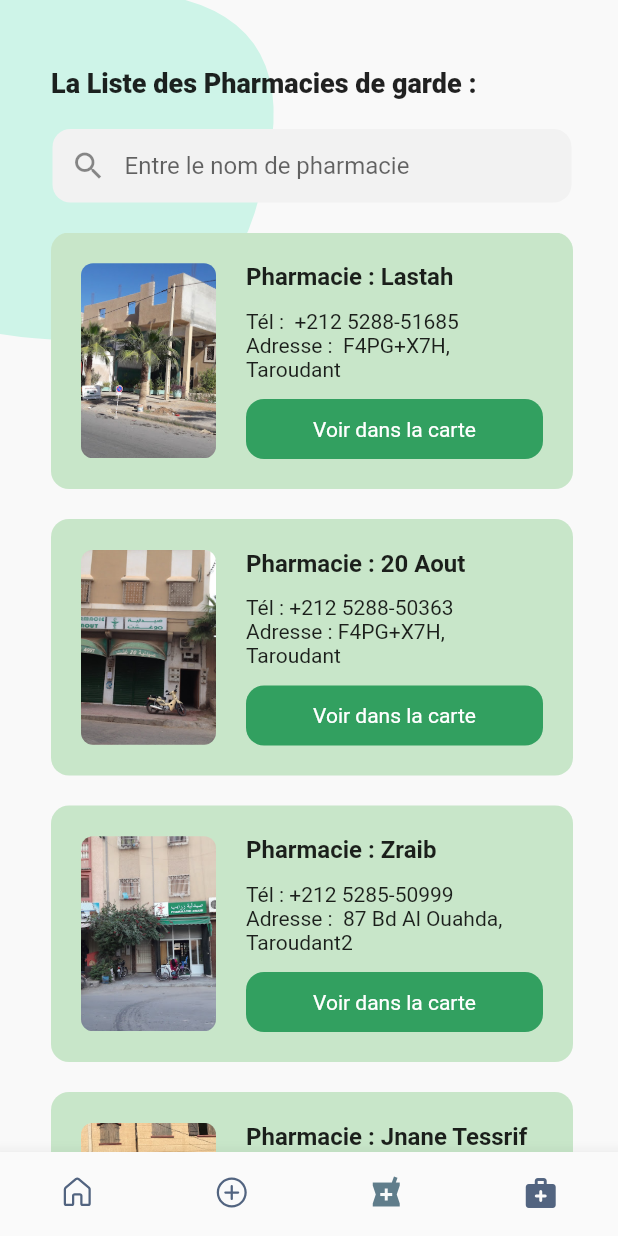
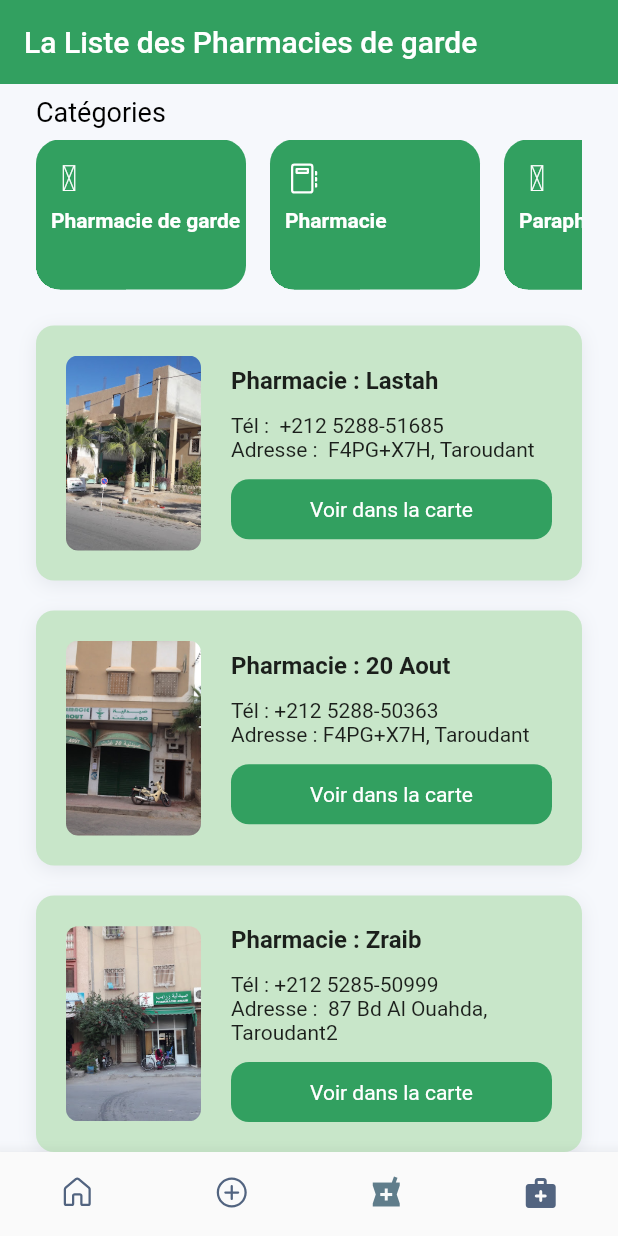
Before and after one commit to STILINSKI-ANAS/MedCare, a Flutter app: the screen it shows after launch, item 3 of the bottom bar chosen, on a phone screen of 412 x 824 dp. Run offline on Flutter 3.47's test engine with Material 2 defaults, Android fonts, the phone set to English and light mode, and no system bars; our stand-ins replace awesome_notifications, fluentui_icons, iconsax, page_transition, sqflite; missing offline and left inert: map_launcher, maps_launcher; accounts and stored records are empty; Roboto replaces fonts that are missing (SFPro-Display).

Commit message:
UI pharmacyPage Update

```diff
--- a/lib/cells/category_cell.dart
+++ b/lib/cells/category_cell.dart
@@ -8,15 +8,12 @@ class CategoryCell extends StatelessWidget {
 
   const CategoryCell({ Key? key, required this.category}) : super(key: key);
 
-  /// **********************************************
-  /// LIFE CYCLE METHODS
-  /// **********************************************
 
   @override
   Widget build(BuildContext context) {
     return Container(
       width: 140,
-      height: 100,
+      height: 50,
       clipBehavior: Clip.hardEdge,
       padding: EdgeInsets.only(top: 14),
       decoration: BoxDecoration(
@@ -54,24 +51,13 @@ class CategoryCell extends StatelessWidget {
           Stack(
             children: [
               Container(
-                height: 30,
+                height: 20,
                 width: 60,
                 decoration: BoxDecoration(
                     color: HexColor('#FF32A060'),
                     borderRadius:
                         BorderRadius.only(topRight: Radius.circular(10))),
               ),
-              Positioned(
-                left: 16,
-                child: Text(
-                  'Spécialité',
-                  style: TextStyle(
-                    color: Colors.white,
-                    fontSize: 12,
-                    fontWeight: FontWeight.w400,
-                  ),
-                ),
-              )
             ],
           ),
         ],
--- a/lib/pages/bottom_bar.dart
+++ b/lib/pages/bottom_bar.dart
@@ -3,7 +3,7 @@ import 'package:flutter/cupertino.dart';
 import 'package:flutter/material.dart';
 import 'package:iconsax/iconsax.dart';
 import 'package:map_launcher/map_launcher.dart';
-import 'package:medcare/pages/pharmacypage.dart';
+import 'package:medcare/pages/pharmacie2.dart';
 
 import '../router/routes.dart';
 import 'doctorpage.dart';
--- a/lib/pages/doctorpage.dart
+++ b/lib/pages/doctorpage.dart
@@ -59,6 +59,9 @@ class _DoctorPageState extends State<DoctorPage> {
         child: Column(
           crossAxisAlignment: CrossAxisAlignment.start,
           children: [
+            SizedBox(
+              height: 8,
+            ),
             _hDoctorsSection(),
             SizedBox(
               height: 32,
@@ -84,25 +87,11 @@ class _DoctorPageState extends State<DoctorPage> {
 
   AppBar _buildAppBar() {
     return AppBar(
-      backgroundColor: Colors.white,
+      backgroundColor: const Color(0xFF32A060),
       elevation: 0,
-      iconTheme: IconThemeData(color: HexColor('#150047')),
-      leading: IconButton(
-        icon: Icon(
-          CustomIcons.menu,
-          size: 14,
-        ),
-        onPressed: () {},
-      ),
-      actions: [
-        IconButton(
-          icon: Icon(
-            CustomIcons.search,
-            size: 20,
-          ),
-          onPressed: () {},
-        ),
-      ], systemOverlayStyle: SystemUiOverlayStyle.dark,
+      iconTheme: const IconThemeData(color: Colors.white),
+      systemOverlayStyle: SystemUiOverlayStyle.light,
+      title: const Text("La Liste des Pharmacies de garde"),
     );
   }
 
--- a/lib/pages/homepage/reminderlist.dart
+++ b/lib/pages/homepage/reminderlist.dart
@@ -87,7 +87,7 @@ class PillCard extends StatelessWidget {
       }),
       child: Container(
           width: size.width-16,
-          margin: const EdgeInsets.symmetric(horizontal: 8),
+          margin: const EdgeInsets.symmetric(horizontal: 24),
           padding: const EdgeInsets.symmetric(horizontal: 10, vertical: 10),
           decoration: BoxDecoration(
               color: Theme.of(context).colorScheme.secondary,
--- /dev/null
+++ b/lib/pages/pharmacie2.dart
@@ -0,0 +1,326 @@
+import 'package:fluentui_icons/fluentui_icons.dart';
+import 'package:flutter/material.dart';
+import 'package:flutter/services.dart';
+import 'package:iconsax/iconsax.dart';
+import 'package:maps_launcher/maps_launcher.dart';
+
+import '../cells/category_cell.dart';
+import '../models/doctor.dart';
+import '../models/category.dart';
+
+import '../cells/hd_cell.dart';
+import '../cells/trd_cell.dart';
+import '../widgets/utils/custom_icons_icons.dart';
+import '../widgets/utils/he_color.dart';
+import 'detail_page.dart';
+
+class PharmacyPage extends StatefulWidget {
+  const PharmacyPage({Key? key}) : super(key: key);
+
+  @override
+  State<PharmacyPage> createState() => _PharmacyPageState();
+}
+
+class _PharmacyPageState extends State<PharmacyPage> {
+  List<Doctor> _hDoctors = <Doctor>[];
+  List<Category> _categories = <Category>[];
+  List<Doctor> _trDoctors = <Doctor>[];
+
+  _onCellTap(Doctor doctor) {
+    Navigator.push(
+        context,
+        MaterialPageRoute(
+            builder: (context) => DetailPage(
+                key: Key(""),
+                doctor: Doctor(
+                    firstName: doctor.firstName,
+                    image: doctor.image,
+                    lastName: doctor.lastName,
+                    rating: doctor.rating,
+                    type: ''))));
+  }
+
+  @override
+  void initState() {
+    super.initState();
+    _hDoctors = _getHDoctors();
+    _categories = _getCategories();
+    _trDoctors = _getTRDoctors();
+  }
+
+  @override
+  Widget build(BuildContext context) {
+    return Scaffold(
+      appBar: _buildAppBar(),
+      body: SingleChildScrollView(
+        physics: BouncingScrollPhysics(),
+        child: Column(
+          crossAxisAlignment: CrossAxisAlignment.start,
+          children: [
+            const SizedBox(
+              height: 8,
+            ),
+            Padding(
+              padding: const EdgeInsets.symmetric(horizontal: 24),
+              child: Column(
+                crossAxisAlignment: CrossAxisAlignment.start,
+                children: [
+                  _categorySection(),
+                  const SizedBox(
+                    height: 24,
+                  ),
+                  Column(
+                    children: <Widget>[
+                      createPharmWidget("lastah.png", "Lastah",
+                          " +212 5288-51685", " F4PG+X7H, Taroudant"),
+                      const SizedBox(
+                        height: 20,
+                      ),
+                      createPharmWidget("20aout.png", "20 Aout",
+                          "+212 5288-50363", "F4PG+X7H, Taroudant"),
+                      const SizedBox(
+                        height: 20,
+                      ),
+                      createPharmWidget(
+                          "zraib.png",
+                          "Zraib",
+                          "+212 5285-50999",
+                          " 87 Bd Al Ouahda, Taroudant2"),
+                      const SizedBox(
+                        height: 20,
+                      ),
+                      createPharmWidget(
+                          "jnanetessrif.png",
+                          "Jnane Tessrif",
+                          "+212 5285-50166",
+                          "F4HM+8HR, Taroudant"),
+                      const SizedBox(
+                        height: 20,
+                      ),
+                      createPharmWidget("alnour.png", "Al Nour",
+                          "+212 5288-50700", "Av. Dakhla, Taroudant"),
+                      const SizedBox(
+                        height: 20,
+                      ),
+                      createPharmWidget(
+                          "babelkhmiss.png",
+                          "Bab El Khmiss",
+                          "+212 5288-54599",
+                          "Av. Mohammed V, Taroudant")
+                    ],
+                  ),
+                ],
+              ),
+            ),
+          ],
+        ),
+      ),
+    );
+  }
+
+  AppBar _buildAppBar() {
+    return AppBar(
+      backgroundColor: const Color(0xFF32A060),
+      elevation: 0,
+      iconTheme: const IconThemeData(color: Colors.white),
+      systemOverlayStyle: SystemUiOverlayStyle.light,
+      title: const Text("La Liste des Pharmacies de garde"),
+    );
+  }
+
+  Column _trDoctorsSection() {
+    return Column(
+      crossAxisAlignment: CrossAxisAlignment.start,
+      children: [
+        ListView.separated(
+          primary: false,
+          shrinkWrap: true,
+          itemCount: _trDoctors.length,
+          separatorBuilder: (BuildContext context, int index) => const Divider(
+            thickness: 16,
+            color: Colors.transparent,
+          ),
+          itemBuilder: (BuildContext context, int index) =>
+              TrdCell(doctor: _trDoctors[index]),
+        ),
+      ],
+    );
+  }
+
+  Column _categorySection() {
+    return Column(
+      crossAxisAlignment: CrossAxisAlignment.start,
+      children: [
+        Text(
+          'Catégories',
+          style: TextStyle(
+            color: Colors.black,
+            fontSize: 18,
+            fontWeight: FontWeight.w400,
+          ),
+        ),
+        const SizedBox(
+          height: 8,
+        ),
+        SizedBox(
+          height: 100,
+          child: ListView.separated(
+            primary: false,
+            shrinkWrap: true,
+            scrollDirection: Axis.horizontal,
+            itemCount: _categories.length,
+            separatorBuilder: (BuildContext context, int index) =>
+                Divider(indent: 16),
+            itemBuilder: (BuildContext context, int index) =>
+                CategoryCell(category: _categories[index]),
+          ),
+        ),
+      ],
+    );
+  }
+
+  Container createPharmWidget(String imgName, String pharmName, String pharmphone, String pharmadresse) {
+    return Container(
+      padding: const EdgeInsets.all(20),
+      decoration: BoxDecoration(
+        color: Colors.green[100],
+        borderRadius: BorderRadius.circular(12),
+        boxShadow: [
+          BoxShadow(
+            offset: const Offset(0, 3),
+            color: HexColor('#404B63').withOpacity(0.1),
+            blurRadius: 10,
+          ),
+        ],
+      ),
+      child: Row(
+          children: [
+            //img
+            Container(
+              width: 90,
+              height: 130,
+              decoration: BoxDecoration(
+                  image: DecorationImage(
+                      image: AssetImage('assets/images/pharmacie/$imgName'),
+                      fit: BoxFit.cover),
+                  borderRadius: const BorderRadius.all(Radius.circular(8.0))),
+            ),
+            //text
+            const SizedBox(
+              width: 20,
+            ),
+            Expanded(
+              child: Column(
+                crossAxisAlignment: CrossAxisAlignment.start,
+                children: [
+                  Text(
+                    'Pharmacie : $pharmName',
+                    style: const TextStyle(
+                      fontWeight: FontWeight.bold,
+                      fontSize: 16,
+                    ),
+                  ),
+                  const SizedBox(height: 12),
+                  Text(
+                    'Tél : $pharmphone \nAdresse : $pharmadresse',
+                    style: const TextStyle(
+                      fontSize: 14,
+                    ),
+                  ),
+                  const SizedBox(height: 12),
+                  InkWell(
+                    onTap: () {
+                      MapsLauncher.launchQuery('pharmacie $pharmName, Taroudant');
+                    },
+                    child: Container(
+                      padding: EdgeInsets.all(12),
+                      decoration: BoxDecoration(
+                        color: Color(0xFF32A060),
+                        borderRadius: BorderRadius.circular(12),
+                      ),
+                      child: const Center(
+                        child: Text(
+                          'Voir dans la carte',
+                          style: TextStyle(color: Colors.white),
+                        ),
+                      ),
+                    ),
+                  )
+                ],
+              ),
+            )
+          ]),
+    );
+  }
+
+  List<Doctor> _getHDoctors() {
+    // ignore: deprecated_member_use, prefer_collection_literals
+    List<Doctor> hDoctors = <Doctor>[];
+
+    hDoctors.add(Doctor(
+      firstName: 'Omare',
+      lastName: 'Safroui',
+      image: 'albert.png',
+      type: 'Néphrologue',
+      rating: 4.5,
+    ));
+    hDoctors.add(Doctor(
+      firstName: 'Fatimzhra',
+      lastName: 'Moujahid',
+      image: 'cherly.png',
+      type: 'Néphrologue',
+      rating: 4.5,
+    ));
+
+    return hDoctors;
+  }
+
+  List<Category> _getCategories() {
+    List<Category> categories = <Category>[];
+    categories.add(Category(
+      icon: CustomIcons.cardiologist,
+      title: 'Pharmacie de garde',
+    ));
+    categories.add(Category(
+      icon: FluentSystemIcons.ic_fluent_notebook_regular,
+      title: 'Pharmacie',
+    ));
+    categories.add(Category(
+      icon: CustomIcons.pediatrician,
+      title: 'Parapharmacie',
+    ));
+    return categories;
+  }
+
+  List<Doctor> _getTRDoctors() {
+    List<Doctor> trDoctors = <Doctor>[];
+
+    trDoctors.add(Doctor(
+      firstName: 'Amine',
+      lastName: 'Tazi',
+      image: 'mathew.png',
+      type: 'Orthopédie',
+      rating: 4.3,
+    ));
+    trDoctors.add(Doctor(
+        firstName: 'Morad',
+        lastName: 'Elqadmiri',
+        image: 'cherly.png',
+        type: 'Néphrologue',
+        rating: 4.7));
+    trDoctors.add(Doctor(
+        firstName: 'Marwan',
+        lastName: 'Souko',
+        image: 'albert.png',
+        type: 'Néphrologue',
+        rating: 4.3));
+    trDoctors.add(Doctor(
+      firstName: 'Kawtar',
+      lastName: 'Alalali',
+      image: 'cherly.png',
+      type: 'Néphrologue',
+      rating: 4.5,
+    ));
+    return trDoctors;
+  }
+}
--- a/lib/pages/pharmacypage.dart
+++ b/lib/pages/pharmacypage.dart
@@ -25,7 +25,7 @@ class _PharmacyPageState extends State<PharmacyPage> {
             ),
           ),
           Container(
-            padding: const EdgeInsets.only(left: 20, right: 20),
+            padding: const EdgeInsets.only(left: 8, right: 8),
             child: Column(
               crossAxisAlignment: CrossAxisAlignment.start,
               children: <Widget>[
@@ -47,22 +47,6 @@ class _PharmacyPageState extends State<PharmacyPage> {
                       const SizedBox(
                         height: 20,
                       ),
-                      Padding(
-                        padding: const EdgeInsets.symmetric(horizontal: 1.0),
-                        child: Container(
-                          decoration: BoxDecoration(
-                            color: Color(0xFFF2F2F2),
-                            borderRadius: BorderRadius.circular(12),
-                          ),
-                          child: const TextField(
-                            decoration: InputDecoration(
-                              prefixIcon: Icon(Icons.search),
-                              border: InputBorder.none,
-                              hintText: "Entre le nom de pharmacie",
-                            ),
-                          ),
-                        ),
-                      ),
                       const SizedBox(
                         height: 20,
                       ),
@@ -70,7 +54,8 @@ class _PharmacyPageState extends State<PharmacyPage> {
                         height: 620,
                         child: SingleChildScrollView(
                           physics: BouncingScrollPhysics(),
-                          child: Column(
+                          child:
+                          Column(
                             children: <Widget>[
                               createPharmWidget("lastah.png", "Lastah",
                                   " +212 5288-51685", " F4PG+X7H, Taroudant"),
@@ -124,15 +109,15 @@ class _PharmacyPageState extends State<PharmacyPage> {
   }
 }
 
-Container createPharmWidget(
-    String imgName, String pharmName, String pharmphone, String pharmadresse) {
+Container createPharmWidget(String imgName, String pharmName, String pharmphone, String pharmadresse) {
   return Container(
     padding: const EdgeInsets.all(20),
     decoration: BoxDecoration(
       color: Colors.green[100],
       borderRadius: BorderRadius.circular(12),
     ),
-    child: Row(children: [
+    child: Row(
+      children: [
       //img
       Container(
         width: 90,
```
